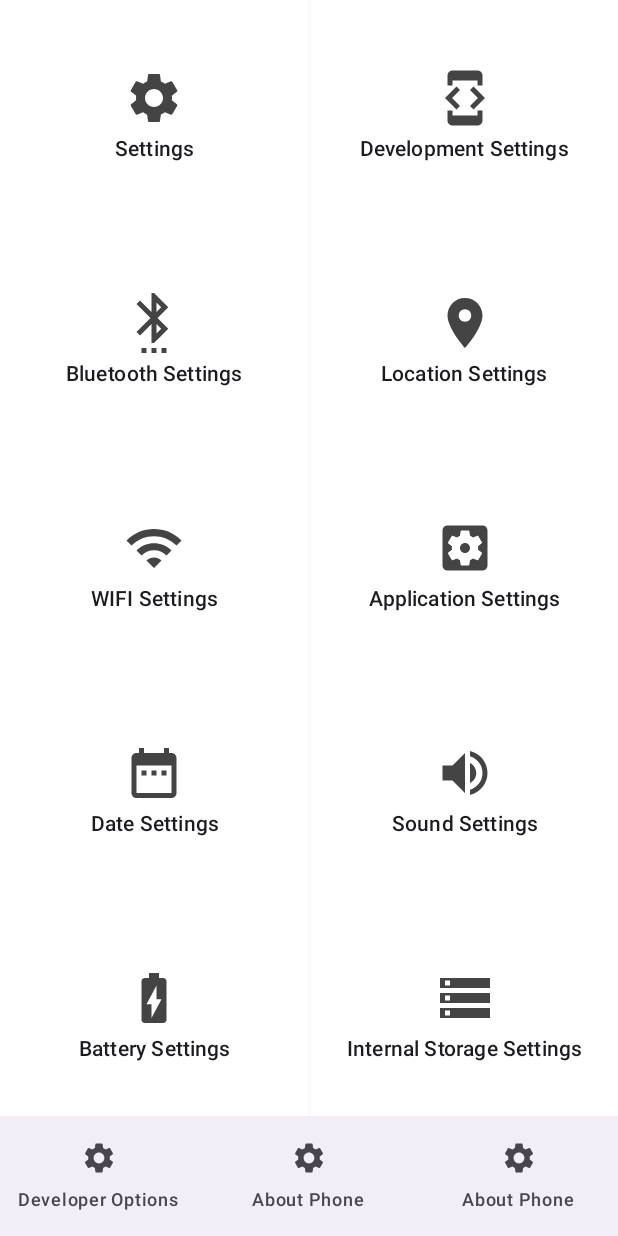
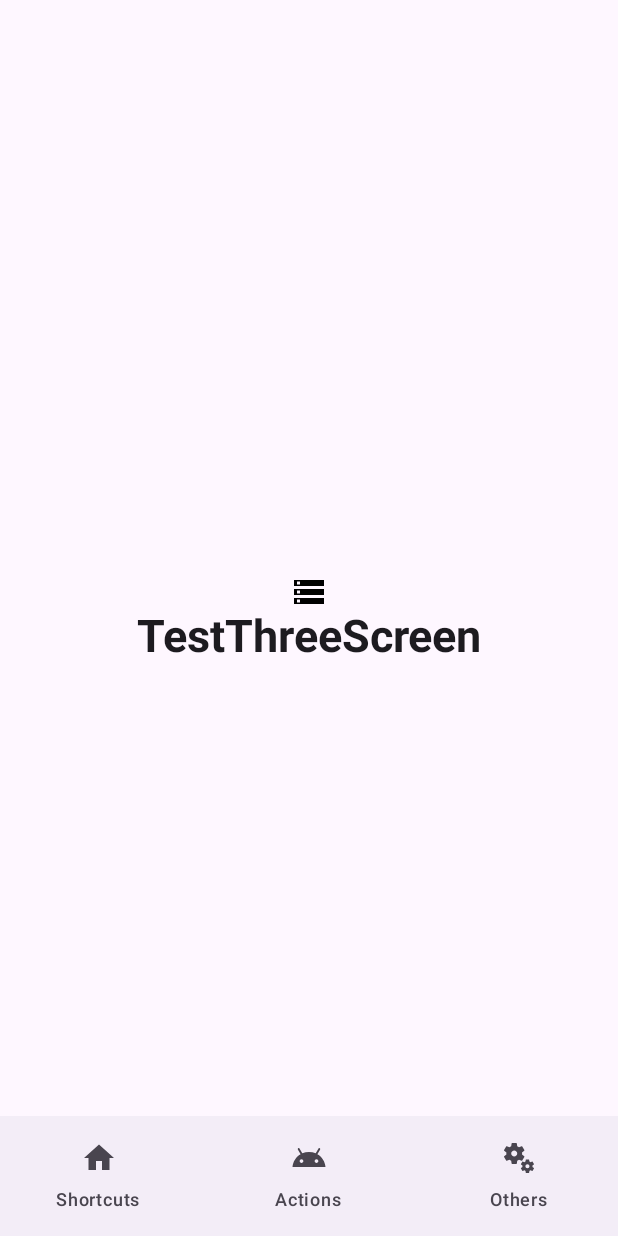
Before and after one commit to CarlosSala/DeveloperShortcuts, an Android app built with Jetpack Compose: the screen it shows after launch (MainActivity), item 3 of the bottom bar chosen, on a phone screen of 412 x 824 dp. Run offline under Robolectric (Android 15) with nearby library versions, the phone set to English and light mode, and no system bars.

Commit message:
se implementa navegacion para las tres pantallas

```diff
--- /dev/null
+++ b/app/src/main/java/com/example/developershortcut/BottomNavigationBar.kt
@@ -0,0 +1,49 @@
+package com.example.developershortcut
+
+import androidx.compose.material.icons.Icons
+import androidx.compose.material.icons.filled.ArrowForward
+import androidx.compose.material.icons.filled.Home
+import androidx.compose.material3.Icon
+import androidx.compose.material3.NavigationBar
+import androidx.compose.material3.NavigationBarItem
+import androidx.compose.material3.Text
+import androidx.compose.runtime.Composable
+import androidx.compose.ui.res.painterResource
+import androidx.navigation.NavController
+import com.example.developershortcut.navigation.AppScreens
+
+
+@Composable
+fun BottomNavigationBar(navController: NavController) {
+
+    NavigationBar {
+        NavigationBarItem(
+            icon = { Icon(Icons.Filled.Home, contentDescription = null) },
+            label = { Text("Shortcuts") },
+            selected = false,
+            onClick = { navController.navigate(AppScreens.TestOneScreen.route) })
+
+        NavigationBarItem(
+            icon = {
+                Icon(
+                    painter = painterResource(id = R.drawable.ic_android_24),
+                    contentDescription = null
+                )
+            },
+            label = { Text("Actions") },
+            selected = false,
+            onClick = { navController.navigate(AppScreens.TestTwoScreen.route) })
+
+        NavigationBarItem(
+            icon = {
+                Icon(
+                    painter = painterResource(id = R.drawable.ic_miscellaneous_services_24),
+                    contentDescription = null
+                )
+            },
+            label = { Text("Others") },
+            selected = false,
+            onClick = { navController.navigate(AppScreens.TestThreeScreen.route) })
+
+    }
+}
--- a/app/src/main/java/com/example/developershortcut/MainActivity.kt
+++ b/app/src/main/java/com/example/developershortcut/MainActivity.kt
@@ -1,44 +1,14 @@
 package com.example.developershortcut
 
-import android.content.Context
-import android.content.Intent
 import android.os.Bundle
 import androidx.activity.ComponentActivity
 import androidx.activity.compose.setContent
-import androidx.compose.foundation.background
-import androidx.compose.foundation.layout.Arrangement
-import androidx.compose.foundation.layout.Box
-import androidx.compose.foundation.layout.Column
-import androidx.compose.foundation.layout.fillMaxSize
-import androidx.compose.foundation.layout.fillMaxWidth
-import androidx.compose.foundation.layout.height
-import androidx.compose.foundation.layout.padding
-import androidx.compose.foundation.layout.size
-import androidx.compose.foundation.layout.width
-import androidx.compose.foundation.lazy.grid.GridCells
-import androidx.compose.foundation.lazy.grid.LazyVerticalGrid
-import androidx.compose.foundation.lazy.grid.items
-import androidx.compose.material3.Icon
-import androidx.compose.material3.IconButton
-import androidx.compose.material3.MaterialTheme
-import androidx.compose.material3.NavigationBar
-import androidx.compose.material3.NavigationBarItem
 import androidx.compose.material3.Scaffold
-import androidx.compose.material3.Text
 import androidx.compose.runtime.Composable
-import androidx.compose.ui.Alignment
-import androidx.compose.ui.Modifier
-import androidx.compose.ui.graphics.Color
-import androidx.compose.ui.graphics.vector.ImageVector
 import androidx.compose.ui.platform.LocalContext
-import androidx.compose.ui.res.painterResource
-import androidx.compose.ui.res.vectorResource
-import androidx.compose.ui.text.style.TextAlign
 import androidx.compose.ui.tooling.preview.Preview
-import androidx.compose.ui.unit.dp
-import androidx.core.content.ContextCompat.startActivity
-import com.example.developershortcut.model.ActionModel
-import com.example.developershortcut.model.actions
+import androidx.navigation.compose.rememberNavController
+import com.example.developershortcut.navigation.AppNavigation
 
 
 class MainActivity : ComponentActivity() {
@@ -54,133 +24,18 @@ class MainActivity : ComponentActivity() {
 @Composable
 fun MainScreen() {
     val context = LocalContext.current
+    val navController = rememberNavController()
 
     Scaffold(
         bottomBar = {
-            NavigationBar {
-                NavigationBarItem(
-                    icon = {
-                        Icon(
-                            imageVector = ImageVector.vectorResource(id = R.drawable.ic_settings_24),
-                            contentDescription = "Developer Options"
-                        )
-                    },
-                    label = { Text("Developer Options") },
-                    selected = false,
-                    onClick = {
-                        //val intent = Intent("android.settings.APPLICATION_DEVELOPMENT_SETTINGS")
-                        val intent =
-                            Intent(android.provider.Settings.ACTION_APPLICATION_DEVELOPMENT_SETTINGS)
-                        startActivity(context, intent, null)
-                    }
-                )
-                NavigationBarItem(
-                    icon = {
-                        Icon(
-                            imageVector = ImageVector.vectorResource(id = R.drawable.ic_settings_24),
-                            contentDescription = "About Phone"
-                        )
-                    },
-                    label = { Text("About Phone") },
-                    selected = false,
-                    onClick = {
-                        //val intent = Intent("android.settings.APPLICATION_DEVELOPMENT_SETTINGS")
-                        val intent = Intent(android.provider.Settings.ACTION_DEVICE_INFO_SETTINGS)
-                        startActivity(context, intent, null)
-                    }
-                )
-                NavigationBarItem(
-                    icon = {
-                        Icon(
-                            imageVector = ImageVector.vectorResource(id = R.drawable.ic_settings_24),
-                            contentDescription = "About Phone"
-                        )
-                    },
-                    label = { Text("About Phone") },
-                    selected = false,
-                    onClick = {
-                        val intent = Intent(android.provider.Settings.ACTION_SETTINGS)
-                        intent.setClassName(
-                            "com.miui.system.overlay",
-                            "com.miui.permcenter.permissions.AppPermissionsEditorActivity"
-                        )
-                        intent.addCategory(Intent.CATEGORY_DEFAULT)
-                        startActivity(context, intent, null)
-                    }
-                )
-            }
+            BottomNavigationBar(navController)
         }
     ) { paddingValues ->
-        // Your screen content goes here, for example:
-        // Column(modifier = Modifier.padding(innerPadding)) {
 
-        LazyVerticalGrid(
-            contentPadding = paddingValues,
-            // columns = GridCells.Fixed(2)
-            columns = GridCells.Adaptive(150.dp),
-            horizontalArrangement = Arrangement.spacedBy(2.dp)
-
-        ) {
-
-            items(actions()) { item ->
-
-
-                MyActions(context, item)
-            }
-
-
-        }
-
-        // Add other composables as needed
+        AppNavigation(navController, context, paddingValues)
 
     }
 }
-
-@Composable
-fun MyActions(context: Context, actionModel: ActionModel) {
-
-    Box(
-        contentAlignment = Alignment.Center,
-        modifier = Modifier
-            .height(150.dp)
-            .width(150.dp)
-            .background(Color.White)
-            .padding(16.dp)
-    ) {
-        Column(
-            modifier = Modifier
-                .fillMaxSize(),
-            verticalArrangement = Arrangement.Center
-        ) {
-
-            IconButton(modifier = Modifier.fillMaxWidth(),
-                onClick = { myNavigation(context, actionModel.route ) }) {
-                Icon(
-                    painter = painterResource(id = actionModel.icon),
-                    contentDescription = "Favorite Icon",
-                    tint = Color.DarkGray,
-                    modifier = Modifier.size(48.dp)
-                )
-            }
-            Text(
-                text = actionModel.title,
-                modifier = Modifier
-                    .fillMaxWidth(),
-                textAlign = TextAlign.Center,
-                style = MaterialTheme.typography.titleSmall
-            )
-
-        }
-    }
-
-}
-
-fun myNavigation(context: Context, route: String) {
-
-    val intent = Intent(route)
-    startActivity(context, intent, null)
-}
-
 
 
 @Preview(showBackground = true)
--- a/app/src/main/java/com/example/developershortcut/model/MyProvider.kt
+++ b/app/src/main/java/com/example/developershortcut/model/MyProvider.kt
@@ -1,6 +1,5 @@
 package com.example.developershortcut.model
 
-import android.content.Intent
 import com.example.developershortcut.R
 
 
--- /dev/null
+++ b/app/src/main/java/com/example/developershortcut/navigation/AppNavigation.kt
@@ -0,0 +1,36 @@
+package com.example.developershortcut.navigation
+
+import android.content.Context
+import androidx.compose.foundation.layout.PaddingValues
+import androidx.compose.runtime.Composable
+import androidx.navigation.NavHostController
+import androidx.navigation.compose.NavHost
+import androidx.navigation.compose.composable
+import androidx.navigation.compose.rememberNavController
+import com.example.developershortcut.screen.test_one_screen.TestOneScreen
+import com.example.developershortcut.screen.test_three_screen.TestThreeScreen
+import com.example.developershortcut.screen.test_two_screen.TestTwoScreen
+
+
+@Composable
+fun AppNavigation(
+    navController: NavHostController,
+    context: Context,
+    paddingValues: PaddingValues
+) {
+
+    NavHost(
+        navController = navController,
+        startDestination = AppScreens.TestOneScreen.route
+    ) {
+        composable(AppScreens.TestOneScreen.route) {
+            TestOneScreen(context, paddingValues)
+        }
+        composable(AppScreens.TestTwoScreen.route) {
+            TestTwoScreen()
+        }
+        composable(AppScreens.TestThreeScreen.route) {
+            TestThreeScreen()
+        }
+    }
+}
--- /dev/null
+++ b/app/src/main/java/com/example/developershortcut/navigation/AppScreens.kt
@@ -0,0 +1,8 @@
+package com.example.developershortcut.navigation
+
+sealed class AppScreens(val route: String) {
+    data object TestOneScreen : AppScreens("test_one_screen")
+    data object TestTwoScreen : AppScreens("test_two_screen")
+    data object TestThreeScreen : AppScreens("test_three_screen")
+
+}
--- /dev/null
+++ b/app/src/main/java/com/example/developershortcut/screen/test_one_screen/TestOneScreen.kt
@@ -0,0 +1,102 @@
+package com.example.developershortcut.screen.test_one_screen
+
+import android.content.Context
+import android.content.Intent
+import androidx.compose.foundation.background
+import androidx.compose.foundation.layout.Arrangement
+import androidx.compose.foundation.layout.Box
+import androidx.compose.foundation.layout.Column
+import androidx.compose.foundation.layout.PaddingValues
+import androidx.compose.foundation.layout.fillMaxSize
+import androidx.compose.foundation.layout.fillMaxWidth
+import androidx.compose.foundation.layout.height
+import androidx.compose.foundation.layout.padding
+import androidx.compose.foundation.layout.size
+import androidx.compose.foundation.layout.width
+import androidx.compose.foundation.lazy.grid.GridCells
+import androidx.compose.foundation.lazy.grid.LazyVerticalGrid
+import androidx.compose.foundation.lazy.grid.items
+import androidx.compose.material3.Icon
+import androidx.compose.material3.IconButton
+import androidx.compose.material3.MaterialTheme
+import androidx.compose.material3.Text
+import androidx.compose.runtime.Composable
+import androidx.compose.ui.Alignment
+import androidx.compose.ui.Modifier
+import androidx.compose.ui.graphics.Color
+import androidx.compose.ui.res.painterResource
+import androidx.compose.ui.text.style.TextAlign
+import androidx.compose.ui.tooling.preview.Preview
+import androidx.compose.ui.unit.dp
+import androidx.core.content.ContextCompat.startActivity
+import com.example.developershortcut.model.ActionModel
+import com.example.developershortcut.model.actions
+
+@Composable
+fun TestOneScreen(context: Context, paddingValues: PaddingValues) {
+
+    LazyVerticalGrid(
+        contentPadding = paddingValues,
+        // columns = GridCells.Fixed(2)
+        columns = GridCells.Adaptive(150.dp),
+        horizontalArrangement = Arrangement.spacedBy(2.dp)
+
+    ) {
+        items(actions()) { item ->
+
+            MyActions(context, item)
+        }
+    }
+}
+
+
+@Composable
+fun MyActions(context: Context, actionModel: ActionModel) {
+
+    Box(
+        contentAlignment = Alignment.Center,
+        modifier = Modifier
+            .height(150.dp)
+            .width(150.dp)
+            .background(Color.White)
+            .padding(16.dp)
+    ) {
+        Column(
+            modifier = Modifier
+                .fillMaxSize(),
+            verticalArrangement = Arrangement.Center
+        ) {
+
+            IconButton(modifier = Modifier.fillMaxWidth(),
+                onClick = { myNavigation(context, actionModel.route) }) {
+                Icon(
+                    painter = painterResource(id = actionModel.icon),
+                    contentDescription = "Favorite Icon",
+                    tint = Color.DarkGray,
+                    modifier = Modifier.size(48.dp)
+                )
+            }
+            Text(
+                text = actionModel.title,
+                modifier = Modifier
+                    .fillMaxWidth(),
+                textAlign = TextAlign.Center,
+                style = MaterialTheme.typography.titleSmall
+            )
+
+        }
+    }
+}
+
+fun myNavigation(context: Context, route: String) {
+
+    val intent = Intent(route)
+    startActivity(context, intent, null)
+}
+
+
+@Preview(showBackground = true)
+@Composable
+fun TestOneScreenPreview() {
+
+}
--- /dev/null
+++ b/app/src/main/java/com/example/developershortcut/screen/test_three_screen/TestThreeScreen.kt
@@ -0,0 +1,43 @@
+package com.example.developershortcut.screen.test_three_screen
+
+import androidx.compose.foundation.Image
+import androidx.compose.foundation.layout.Arrangement
+import androidx.compose.foundation.layout.Column
+import androidx.compose.foundation.layout.fillMaxSize
+import androidx.compose.material3.Text
+import androidx.compose.runtime.Composable
+import androidx.compose.ui.Alignment
+import androidx.compose.ui.Modifier
+import androidx.compose.ui.res.painterResource
+import androidx.compose.ui.text.font.FontWeight
+import androidx.compose.ui.tooling.preview.Preview
+import androidx.compose.ui.unit.sp
+import com.example.developershortcut.R
+
+@Composable
+fun TestThreeScreen() {
+
+    Column(
+        modifier = Modifier.fillMaxSize(),
+        horizontalAlignment = Alignment.CenterHorizontally,
+        verticalArrangement = Arrangement.Center
+    ) {
+
+        Image(
+            painter = painterResource(id = R.drawable.ic_storage_24),
+            contentDescription = null
+        )
+        Text(
+            text = "TestThreeScreen",
+            fontSize = 30.sp,
+            fontWeight = FontWeight.Bold
+        )
+    }
+
+}
+
+@Preview(showBackground = true)
+@Composable
+fun TestOneScreenPreview() {
+    TestThreeScreen()
+}
--- /dev/null
+++ b/app/src/main/java/com/example/developershortcut/screen/test_two_screen/TestTwoScreen.kt
@@ -0,0 +1,43 @@
+package com.example.developershortcut.screen.test_two_screen
+
+import androidx.compose.foundation.Image
+import androidx.compose.foundation.layout.Arrangement
+import androidx.compose.foundation.layout.Column
+import androidx.compose.foundation.layout.fillMaxSize
+import androidx.compose.material3.Text
+import androidx.compose.runtime.Composable
+import androidx.compose.ui.Alignment
+import androidx.compose.ui.Modifier
+import androidx.compose.ui.res.painterResource
+import androidx.compose.ui.text.font.FontWeight
+import androidx.compose.ui.tooling.preview.Preview
+import androidx.compose.ui.unit.sp
+import com.example.developershortcut.R
+
+@Composable
+fun TestTwoScreen() {
+
+    Column(
+        modifier = Modifier.fillMaxSize(),
+        horizontalAlignment = Alignment.CenterHorizontally,
+        verticalArrangement = Arrangement.Center
+    ) {
+
+        Image(
+            painter = painterResource(id = R.drawable.ic_volume_up_24),
+            contentDescription = null
+        )
+        Text(
+            text = "TestTwoScreen",
+            fontSize = 30.sp,
+            fontWeight = FontWeight.Bold
+        )
+    }
+
+}
+
+@Preview(showBackground = true)
+@Composable
+fun TestOneScreenPreview() {
+    TestTwoScreen()
+}
--- /dev/null
+++ b/app/src/main/res/drawable/ic_android_24.xml
@@ -0,0 +1,5 @@
+<vector xmlns:android="http://schemas.android.com/apk/res/android" android:height="24dp" android:tint="#000000" android:viewportHeight="24" android:viewportWidth="24" android:width="24dp">
+
+    <path android:fillColor="@android:color/white" android:pathData="M17.6,9.48l1.84,-3.18c0.16,-0.31 0.04,-0.69 -0.26,-0.85c-0.29,-0.15 -0.65,-0.06 -0.83,0.22l-1.88,3.24c-2.86,-1.21 -6.08,-1.21 -8.94,0L5.65,5.67c-0.19,-0.29 -0.58,-0.38 -0.87,-0.2C4.5,5.65 4.41,6.01 4.56,6.3L6.4,9.48C3.3,11.25 1.28,14.44 1,18h22C22.72,14.44 20.7,11.25 17.6,9.48zM7,15.25c-0.69,0 -1.25,-0.56 -1.25,-1.25c0,-0.69 0.56,-1.25 1.25,-1.25S8.25,13.31 8.25,14C8.25,14.69 7.69,15.25 7,15.25zM17,15.25c-0.69,0 -1.25,-0.56 -1.25,-1.25c0,-0.69 0.56,-1.25 1.25,-1.25s1.25,0.56 1.25,1.25C18.25,14.69 17.69,15.25 17,15.25z"/>
+
+</vector>
--- /dev/null
+++ b/app/src/main/res/drawable/ic_miscellaneous_services_24.xml
@@ -0,0 +1,7 @@
+<vector xmlns:android="http://schemas.android.com/apk/res/android" android:height="24dp" android:tint="#000000" android:viewportHeight="24" android:viewportWidth="24" android:width="24dp">
+
+    <path android:fillColor="@android:color/white" android:pathData="M14.17,13.71l1.4,-2.42c0.09,-0.15 0.05,-0.34 -0.08,-0.45l-1.48,-1.16c0.03,-0.22 0.05,-0.45 0.05,-0.68s-0.02,-0.46 -0.05,-0.69l1.48,-1.16c0.13,-0.11 0.17,-0.3 0.08,-0.45l-1.4,-2.42c-0.09,-0.15 -0.27,-0.21 -0.43,-0.15L12,4.83c-0.36,-0.28 -0.75,-0.51 -1.18,-0.69l-0.26,-1.85C10.53,2.13 10.38,2 10.21,2h-2.8C7.24,2 7.09,2.13 7.06,2.3L6.8,4.15C6.38,4.33 5.98,4.56 5.62,4.84l-1.74,-0.7c-0.16,-0.06 -0.34,0 -0.43,0.15l-1.4,2.42C1.96,6.86 2,7.05 2.13,7.16l1.48,1.16C3.58,8.54 3.56,8.77 3.56,9s0.02,0.46 0.05,0.69l-1.48,1.16C2,10.96 1.96,11.15 2.05,11.3l1.4,2.42c0.09,0.15 0.27,0.21 0.43,0.15l1.74,-0.7c0.36,0.28 0.75,0.51 1.18,0.69l0.26,1.85C7.09,15.87 7.24,16 7.41,16h2.8c0.17,0 0.32,-0.13 0.35,-0.3l0.26,-1.85c0.42,-0.18 0.82,-0.41 1.18,-0.69l1.74,0.7C13.9,13.92 14.08,13.86 14.17,13.71zM8.81,11c-1.1,0 -2,-0.9 -2,-2c0,-1.1 0.9,-2 2,-2s2,0.9 2,2C10.81,10.1 9.91,11 8.81,11z"/>
+
+    <path android:fillColor="@android:color/white" android:pathData="M21.92,18.67l-0.96,-0.74c0.02,-0.14 0.04,-0.29 0.04,-0.44c0,-0.15 -0.01,-0.3 -0.04,-0.44l0.95,-0.74c0.08,-0.07 0.11,-0.19 0.05,-0.29l-0.9,-1.55c-0.05,-0.1 -0.17,-0.13 -0.28,-0.1l-1.11,0.45c-0.23,-0.18 -0.48,-0.33 -0.76,-0.44l-0.17,-1.18C18.73,13.08 18.63,13 18.53,13h-1.79c-0.11,0 -0.21,0.08 -0.22,0.19l-0.17,1.18c-0.27,0.12 -0.53,0.26 -0.76,0.44l-1.11,-0.45c-0.1,-0.04 -0.22,0 -0.28,0.1l-0.9,1.55c-0.05,0.1 -0.04,0.22 0.05,0.29l0.95,0.74c-0.02,0.14 -0.03,0.29 -0.03,0.44c0,0.15 0.01,0.3 0.03,0.44l-0.95,0.74c-0.08,0.07 -0.11,0.19 -0.05,0.29l0.9,1.55c0.05,0.1 0.17,0.13 0.28,0.1l1.11,-0.45c0.23,0.18 0.48,0.33 0.76,0.44l0.17,1.18c0.02,0.11 0.11,0.19 0.22,0.19h1.79c0.11,0 0.21,-0.08 0.22,-0.19l0.17,-1.18c0.27,-0.12 0.53,-0.26 0.75,-0.44l1.12,0.45c0.1,0.04 0.22,0 0.28,-0.1l0.9,-1.55C22.03,18.86 22,18.74 21.92,18.67zM17.63,18.83c-0.74,0 -1.35,-0.6 -1.35,-1.35s0.6,-1.35 1.35,-1.35s1.35,0.6 1.35,1.35S18.37,18.83 17.63,18.83z"/>
+
+</vector>
```
